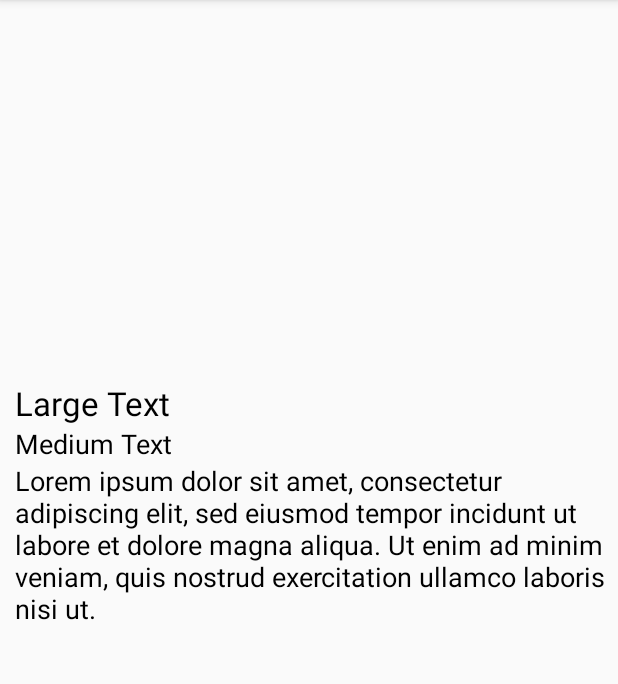
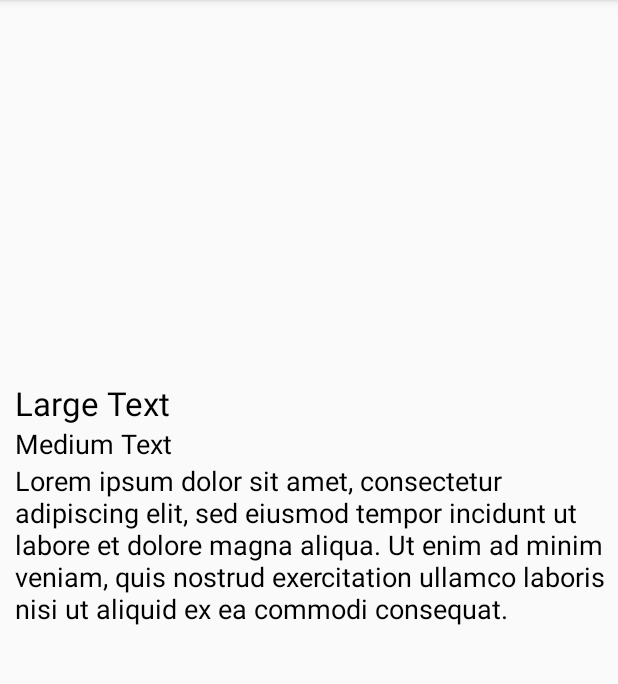
Before and after one commit to ESArch/VLCTour, an Android app: the fragment POIDetailsFragment placed in its activity, on a phone screen of 412 x 824 dp, the part 84-768 px from its top. Run offline under Robolectric (Android 15) with nearby library versions, the phone set to English and light mode, and no system bars; 4 statements that could not run were skipped.

Commit message:
add scrollview to POIDetailFragment

```diff
--- a/app/src/main/java/com/example/dieaigar/vlctour/fragments/POIDetailsFragment.java
+++ b/app/src/main/java/com/example/dieaigar/vlctour/fragments/POIDetailsFragment.java
@@ -81,7 +81,7 @@ Declarar instancias globales
 
     public void setInfo(View v){
         TextView tv = (TextView) v.findViewById(R.id.infodetailpoi);
-        tv.setText("Lorem ipsum dolor sit amet, consectetur adipiscing elit, sed eiusmod tempor incidunt ut labore et dolore magna aliqua. Ut enim ad minim veniam, quis nostrud exercitation ullamco laboris nisi ut.");
+        tv.setText("Lorem ipsum dolor sit amet, consectetur adipiscing elit, sed eiusmod tempor incidunt ut labore et dolore magna aliqua. Ut enim ad minim veniam, quis nostrud exercitation ullamco laboris nisi ut aliquid ex ea commodi consequat.");
     }
 
 }
--- a/app/src/main/res/layout/fragment_poi_detail.xml
+++ b/app/src/main/res/layout/fragment_poi_detail.xml
@@ -1,4 +1,9 @@
 <?xml version="1.0" encoding="utf-8"?>
+
+<ScrollView xmlns:android="http://schemas.android.com/apk/res/android"
+    android:id="@+id/ScrollView01"
+    android:layout_width="fill_parent"
+    android:layout_height="fill_parent">
     <LinearLayout xmlns:android="http://schemas.android.com/apk/res/android"
         android:orientation="vertical" android:layout_width="match_parent"
         android:layout_height="match_parent">
@@ -44,4 +49,4 @@
             android:layout_marginLeft="10dp"
             android:textColor="#000000" />
 
-</LinearLayout>
+    </LinearLayout></ScrollView>
```
Lines whose indentation alone changed are shown as unchanged.
